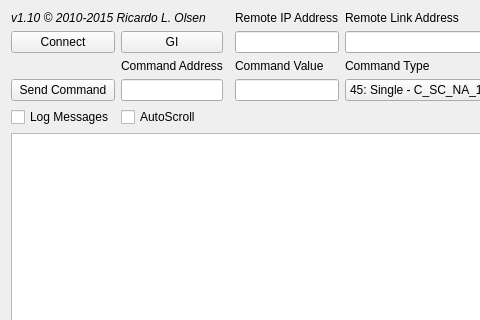
This is qtester104/mainwindow.ui in fox1983/OSHMI as Qt 5 draws it before an edit; both pictures show x 0 to 480 and y 0 to 320 of the 888 by 465 pixel window. The edited form follows.
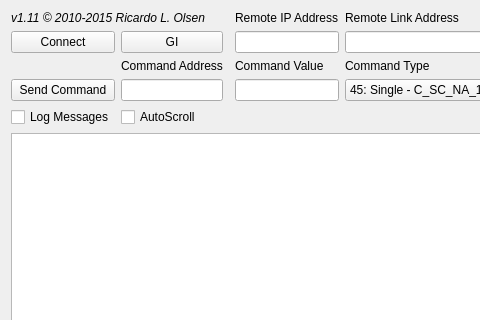
This is the edited form.

```diff
--- a/qtester104/mainwindow.ui
+++ b/qtester104/mainwindow.ui
@@ -235,7 +235,7 @@
        </font>
       </property>
       <property name="text">
-       <string>v1.10 © 2010-2015 Ricardo L. Olsen</string>
+       <string>v1.11 © 2010-2015 Ricardo L. Olsen</string>
       </property>
      </widget>
     </item>
```
